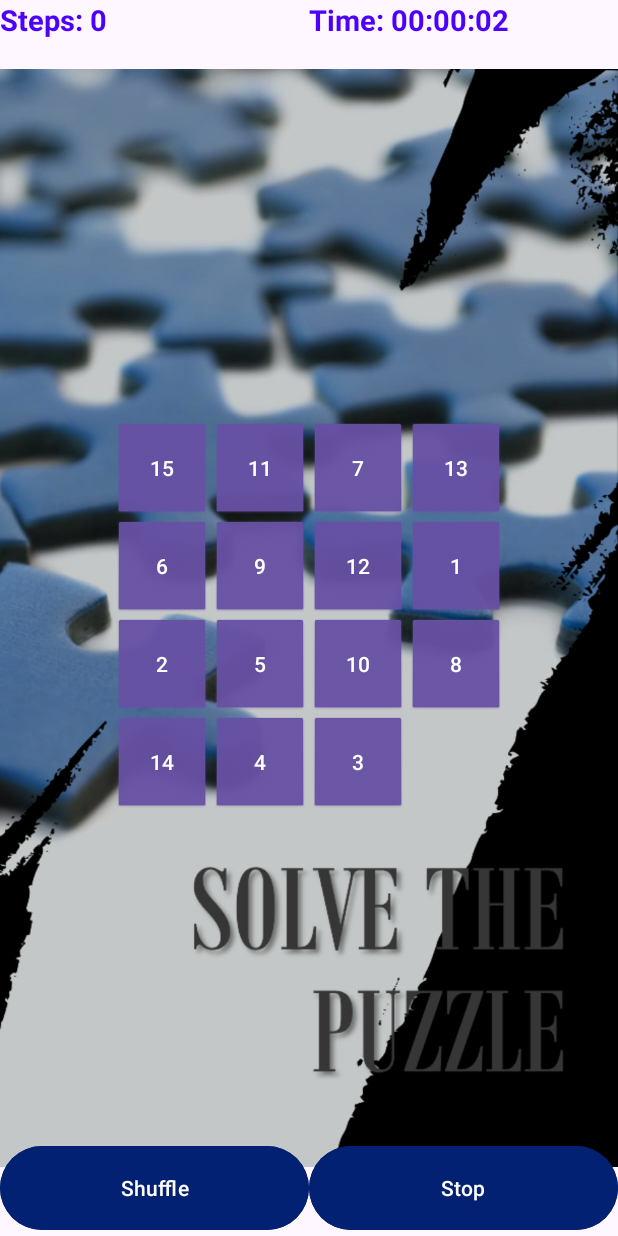
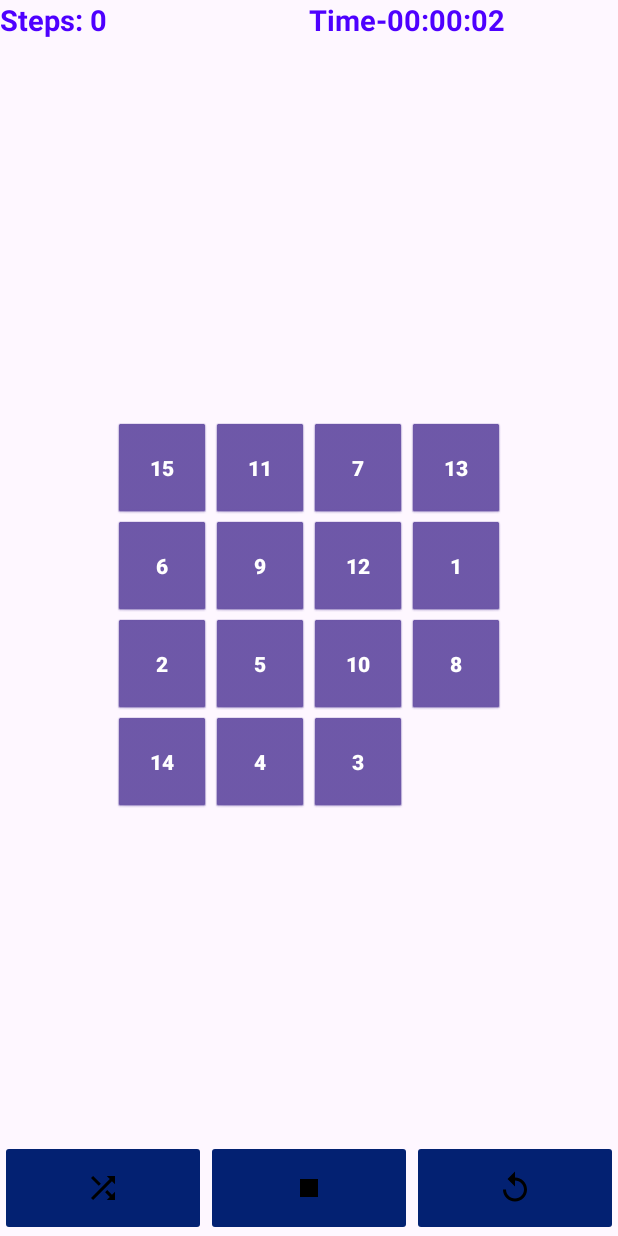
Before and after one commit to ajain8616/Puzzle_Game, an Android app: the screen it shows after launch (GameActivity), after a tap on "Start Game", on a phone screen of 412 x 824 dp. Run offline under Robolectric (Android 15) with nearby library versions, the phone set to English and light mode, and no system bars.

Commit message:
Puzzle Game

```diff
--- a/app/src/main/java/com/example/puzzlegame/GameActivity.java
+++ b/app/src/main/java/com/example/puzzlegame/GameActivity.java
@@ -2,116 +2,146 @@ package com.example.puzzlegame;
 
 import androidx.appcompat.app.AppCompatActivity;
 import androidx.core.content.ContextCompat;
-
+import android.annotation.SuppressLint;
 import android.os.Bundle;
 import android.view.View;
 import android.widget.Button;
+import android.widget.ImageButton;
 import android.widget.RelativeLayout;
 import android.widget.TextView;
 import android.widget.Toast;
-
+import androidx.appcompat.app.AlertDialog;
 import java.util.Random;
 import java.util.Timer;
 import java.util.TimerTask;
 
 public class GameActivity extends AppCompatActivity {
-    private int emptyX=3, emptyY=3;
+    private int emptyX = 3;
+    private int emptyY = 3;
     private RelativeLayout group;
     private Button[][] buttons;
     private int[] tiles;
-    private TextView stepsView,timerView;
-    private int stepCount=0;
+    private TextView stepsView, timerView;
+    private int stepCount = 0;
     private Timer timer;
-    private int timerCount=0;
-    private Button shuffleBtn,stopBtn;
-    private boolean isTimeRunning;
+    private int timerCount = 0;
+    private ImageButton shuffleButton, stopButton, restartButton;
+    private boolean isTimeRunning = false;
+
     @Override
     protected void onCreate(Bundle savedInstanceState) {
         super.onCreate(savedInstanceState);
         setContentView(R.layout.activity_game);
         callFunctions();
     }
-    private void callFunctions()
-    {
+
+    private void callFunctions() {
         loadViews();
         loadNumbers();
         generateNumbers();
         DataToViews();
     }
-    private void findId()
-    {
-        group=findViewById(R.id.group);
-        stepsView=findViewById(R.id.stepsView);
-        timerView=findViewById(R.id.timerView);
-        shuffleBtn=findViewById(R.id.ShuffleBtn);
-        stopBtn=findViewById(R.id.StopBtn);
+
+    @SuppressLint("WrongViewCast")
+    private void findId() {
+        group = findViewById(R.id.group);
+        stepsView = findViewById(R.id.stepsView);
+        timerView = findViewById(R.id.timerView);
+        shuffleButton =findViewById(R.id.ShuffleBtn);
+        stopButton=findViewById(R.id.StopBtn);
+        restartButton=findViewById(R.id.restartBtn);
+
     }
-    private void loadViews()
-    {
+
+    private void loadViews() {
         findId();
         loadTimer();
-        buttons=new Button[4][4];
-        for(int i=0;i<group.getChildCount();i++)
-        {
-            buttons[i/4][i%4]=(Button) group.getChildAt(i);
+        buttons = new Button[4][4];
+        for (int i = 0; i < group.getChildCount(); i++) {
+            buttons[i / 4][i % 4] = (Button) group.getChildAt(i);
         }
-        shuffleBtn.setOnClickListener(new View.OnClickListener() {
+        shuffleButton.setOnClickListener(new View.OnClickListener() {
             @Override
             public void onClick(View v) {
                 generateNumbers();
                 DataToViews();
             }
         });
-        stopBtn.setOnClickListener(new View.OnClickListener() {
+        stopButton.setOnClickListener(new View.OnClickListener() {
             @Override
             public void onClick(View v) {
-                if(isTimeRunning)
-                {
+                if (isTimeRunning) {
                     timer.cancel();
-                    stopBtn.setText("Resume");
-                    isTimeRunning=false;
+                    stopButton.setImageResource(R.drawable.ic_start);
+                    isTimeRunning = false;
                     for (int i = 0; i < group.getChildCount(); i++) {
-                        buttons[i/4][i%4].setClickable(false);
+                        buttons[i / 4][i % 4].setClickable(false);
                     }
-                }else {
+                } else {
                     loadTimer();
-                    stopBtn.setText("Stop");
+                    stopButton.setImageResource(R.drawable.ic_stop);
                     for (int i = 0; i < group.getChildCount(); i++) {
-                        buttons[i/4][i%4].setClickable(true);
+                        buttons[i / 4][i % 4].setClickable(true);
                     }
                 }
+            }
+
+
+        });
+        restartButton.setOnClickListener(new View.OnClickListener() {
+            @Override
+            public void onClick(View v) {
+                AlertDialog.Builder dialogBuilder = new AlertDialog.Builder(GameActivity.this);
+                dialogBuilder.setMessage("Game Restart")
+                        .setPositiveButton("Yes", (dialog, which) -> {
+                            // Reset the game here
+                            stepCount = 0;
+                            stepsView.setText("Steps: " + stepCount);
+                            generateNumbers();
+                            DataToViews();
+                            loadTimer();
+                            isTimeRunning = true;
+                            for (int i = 0; i < group.getChildCount(); i++) {
+                                buttons[i / 4][i % 4].setClickable(true);
+                            }
+                            shuffleButton.setClickable(true);
+                            stopButton.setClickable(true);
+                        })
+                        .setNegativeButton("No", (dialog, which) -> {
+                            // Do nothing
+                        })
+                        .show();
             }
         });
     }
 
-
-
     private void loadTimer() {
-        isTimeRunning=true;
-        timer=new Timer();
+        isTimeRunning = true;
+        timer = new Timer();
         timer.schedule(new TimerTask() {
             @Override
             public void run() {
                 timerCount++;
                 setTime(timerCount);
             }
-        },1000,1000);
+        }, 1000, 1000);
     }
-    private void setTime(int timerCount)
-    {
-        int second=timerCount%60;
-        int hour=timerCount/60;
-        int minute=(timerCount-hour*3600)/60;
-        timerView.setText(String.format("Time: %02d:%02d:%02d",hour,minute,second));
+
+    @SuppressLint("DefaultLocale")
+    private void setTime(int timerCount) {
+        int second = timerCount % 60;
+        int hour = timerCount / 60;
+        int minute = (timerCount - hour * 3600) / 60;
+        timerView.setText(String.format("Time-%02d:%02d:%02d", hour, minute, second));
     }
-    private void loadNumbers()
-    {
-        tiles=new int[16];
-        for(int i=0;i<group.getChildCount()-1;i++)
-        {
-            tiles[i]=i+1;
+
+    private void loadNumbers() {
+        tiles = new int[16];
+        for (int i = 0; i < group.getChildCount() - 1; i++) {
+            tiles[i] = i + 1;
         }
     }
+
     private void generateNumbers() {
         int n = 15;
         Random random = new Random();
@@ -121,77 +151,72 @@ public class GameActivity extends AppCompatActivity {
             tiles[randomNumber] = tiles[n];
             tiles[n] = temp;
         }
-        if (!isSolvable())
+        if (!isSolvable()) {
             generateNumbers();
+        }
     }
-    private boolean isSolvable()
-    {
-        int countInversions=0;
-        for(int i=0;i<15;i++)
-        {
-            for(int j=0;j<i;j++)
-            {
-                if(tiles[j]>tiles[i])
+
+    private boolean isSolvable() {
+        int countInversions = 0;
+        for (int i = 0; i < 15; i++) {
+            for (int j = 0; j < i; j++) {
+                if (tiles[j] > tiles[i]) {
                     countInversions++;
+                }
             }
         }
-        return countInversions%2 ==0;
+        return countInversions % 2 == 0;
     }
- private void DataToViews()
- {
-     emptyX=3;
-     emptyY=3;
-     for(int i=0;i<group.getChildCount()-1;i++)
-     {
-         buttons[i/4][i%4].setText(String.valueOf(tiles[i]));
-         buttons[i/4][i%4].setBackgroundResource(android.R.drawable.btn_default);
-     }
-     buttons[emptyX][emptyY].setText("");
-     buttons[emptyX][emptyY].setBackgroundColor(ContextCompat.getColor(this,R.color.colorFreeButton));
- }
+
+    private void DataToViews() {
+        emptyX = 3;
+        emptyY = 3;
+        for (int i = 0; i < group.getChildCount() - 1; i++) {
+            buttons[i / 4][i % 4].setText(String.valueOf(tiles[i]));
+            buttons[i / 4][i % 4].setBackgroundResource(android.R.drawable.btn_default);
+        }
+        buttons[emptyX][emptyY].setText("");
+        buttons[emptyX][emptyY].setBackgroundColor(ContextCompat.getColor(this, R.color.colorFreeButton));
+    }
+
     public void buttonClick(View view) {
-        Button button=(Button) view;
-        int x=button.getTag().toString().charAt(0)-'0';
-        int y=button.getTag().toString().charAt(1)-'0';
-        if((Math.abs(emptyX-x)==1 && emptyY==y)||(Math.abs(emptyY-y)==1 && emptyX==x))
-        {
+        Button button = (Button) view;
+        int x = Integer.parseInt(button.getTag().toString().substring(0, 1));
+        int y = Integer.parseInt(button.getTag().toString().substring(1, 2));
+        if ((Math.abs(emptyX - x) == 1 && emptyY == y) || (Math.abs(emptyY - y) == 1 && emptyX == x)) {
             buttons[emptyX][emptyY].setText(button.getText().toString());
             buttons[emptyX][emptyY].setBackgroundResource(android.R.drawable.btn_default);
             button.setText("");
-            button.setBackgroundColor(ContextCompat.getColor(this,R.color.colorFreeButton));
-            emptyX=x;
-            emptyY=y;
+            button.setBackgroundColor(ContextCompat.getColor(this, R.color.colorFreeButton));
+            emptyX = x;
+            emptyY = y;
             stepCount++;
-            stepsView.setText("Steps: "+stepCount);
+            stepsView.setText("Steps: " + stepCount);
             CheckWin();
         }
     }
-    private void CheckWin()
-    {
-        boolean isWin=false;
-        if(emptyX==3 && emptyY==3){
-            for(int i=0;i<group.getChildCount()-1;i++)
-            {
-                if(buttons[i/4][i%4].getText().toString().equals(String.valueOf(i+1)))
-                {
-                    isWin=true;
-                }
-                else {
-                    isWin=false;
+
+    private void CheckWin() {
+        boolean isWin = false;
+        if (emptyX == 3 && emptyY == 3) {
+            for (int i = 0; i < group.getChildCount() - 1; i++) {
+                if (buttons[i / 4][i % 4].getText().toString().equals(String.valueOf(i + 1))) {
+                    isWin = true;
+                } else {
+                    isWin = false;
                     break;
                 }
             }
         }
-        if(isWin)
-        {
-            Toast.makeText(this,"Win!!!\nSteps:"+stepCount,Toast.LENGTH_SHORT).show();
-            for(int i=0;i<group.getChildCount();i++)
-            {
-                buttons[i/4][i%4].setClickable(false);
+        if (isWin) {
+            Toast.makeText(this, "Win!!!\nSteps:" + stepCount, Toast.LENGTH_SHORT).show();
+            for (int i = 0; i < group.getChildCount(); i++) {
+                buttons[i / 4][i % 4].setClickable(false);
             }
             timer.cancel();
-            shuffleBtn.setClickable(false);
-            stopBtn.setClickable(false);
+            shuffleButton.setClickable(false);
+            stopButton.setClickable(false);
+            restartButton.setClickable(false);
         }
     }
 }
--- /dev/null
+++ b/app/src/main/res/drawable/ic_replay.xml
@@ -0,0 +1,5 @@
+<vector android:height="24dp" android:tint="#000000"
+    android:viewportHeight="24" android:viewportWidth="24"
+    android:width="24dp" xmlns:android="http://schemas.android.com/apk/res/android">
+    <path android:fillColor="@android:color/white" android:pathData="M12,5V1L7,6l5,5V7c3.31,0 6,2.69 6,6s-2.69,6 -6,6 -6,-2.69 -6,-6H4c0,4.42 3.58,8 8,8s8,-3.58 8,-8 -3.58,-8 -8,-8z"/>
+</vector>
--- /dev/null
+++ b/app/src/main/res/drawable/ic_shuffle.xml
@@ -0,0 +1,5 @@
+<vector android:height="24dp" android:tint="#000000"
+    android:viewportHeight="24" android:viewportWidth="24"
+    android:width="24dp" xmlns:android="http://schemas.android.com/apk/res/android">
+    <path android:fillColor="@android:color/white" android:pathData="M10.59,9.17L5.41,4 4,5.41l5.17,5.17 1.42,-1.41zM14.5,4l2.04,2.04L4,18.59 5.41,20 17.96,7.46 20,9.5L20,4h-5.5zM14.83,13.41l-1.41,1.41 3.13,3.13L14.5,20L20,20v-5.5l-2.04,2.04 -3.13,-3.13z"/>
+</vector>
--- /dev/null
+++ b/app/src/main/res/drawable/ic_start.xml
@@ -0,0 +1,5 @@
+<vector android:height="24dp" android:tint="#000000"
+    android:viewportHeight="24" android:viewportWidth="24"
+    android:width="24dp" xmlns:android="http://schemas.android.com/apk/res/android">
+    <path android:fillColor="@android:color/white" android:pathData="M14.59,7.41L18.17,11H6v2h12.17l-3.59,3.59L16,18l6,-6l-6,-6L14.59,7.41zM2,6v12h2V6H2z"/>
+</vector>
--- /dev/null
+++ b/app/src/main/res/drawable/ic_stop.xml
@@ -0,0 +1,5 @@
+<vector android:height="24dp" android:tint="#000000"
+    android:viewportHeight="24" android:viewportWidth="24"
+    android:width="24dp" xmlns:android="http://schemas.android.com/apk/res/android">
+    <path android:fillColor="@android:color/white" android:pathData="M6,6h12v12H6z"/>
+</vector>
--- a/app/src/main/res/layout/activity_game.xml
+++ b/app/src/main/res/layout/activity_game.xml
@@ -5,11 +5,7 @@
     android:layout_width="match_parent"
     android:layout_height="match_parent"
     tools:context=".GameActivity">
-    <ImageView
-        android:id="@+id/imageView3"
-        android:layout_width="wrap_content"
-        android:layout_height="wrap_content"
-        app:srcCompat="@drawable/bgm" />
+
 <LinearLayout
     android:layout_width="match_parent"
     android:layout_height="?actionBarSize"
@@ -25,16 +21,17 @@
         android:textStyle="bold"
         android:layout_gravity="center"
         android:text="@string/steps_0"/>
+
     <TextView
         android:id="@+id/timerView"
         android:layout_width="0dp"
         android:layout_height="match_parent"
+        android:layout_gravity="center"
         android:layout_weight="1"
+        android:text="@string/time_00_00_00"
+        android:textColor="@color/colorPrimaryDark"
         android:textSize="19sp"
-        android:textColor="@color/colorPrimaryDark"
-        android:textStyle="bold"
-        android:layout_gravity="center"
-        android:text="@string/time_00_00_00"/>
+        android:textStyle="bold" />
 </LinearLayout>
 <RelativeLayout
     android:id="@+id/group"
@@ -53,12 +50,14 @@
         android:layout_alignParentTop="true"
         android:layout_alignParentLeft="true"
         android:tag="00"
+        android:textStyle="bold"
         android:text="@string/Btn1"/>
     <Button
         android:id="@+id/btn2"
         android:layout_width="65dp"
         android:layout_height="65dp"
         android:onClick="buttonClick"
+        android:textStyle="bold"
         android:textColor="@color/colorWhite"
         android:backgroundTint="@color/colorAccentDark"
         android:layout_alignParentTop="true"
@@ -76,6 +75,7 @@
         android:layout_alignParentTop="true"
         android:layout_toEndOf="@+id/btn2"
         android:tag="02"
+        android:textStyle="bold"
          android:text="@string/Btn3"
         android:layout_toRightOf="@+id/btn2" />
     <Button
@@ -84,6 +84,7 @@
         android:layout_height="65dp"
         android:textColor="@color/colorWhite"
         android:onClick="buttonClick"
+        android:textStyle="bold"
         android:backgroundTint="@color/colorAccentDark"
         android:layout_alignParentTop="true"
         android:layout_toEndOf="@+id/btn3"
@@ -98,6 +99,7 @@
         android:layout_height="65dp"
         android:textColor="@color/colorWhite"
         android:onClick="buttonClick"
+        android:textStyle="bold"
         android:backgroundTint="@color/colorAccentDark"
         android:layout_alignParentStart="true"
         android:layout_alignParentLeft="true"
@@ -110,6 +112,7 @@
         android:layout_height="65dp"
         android:textColor="@color/colorWhite"
         android:onClick="buttonClick"
+        android:textStyle="bold"
         android:backgroundTint="@color/colorAccentDark"
       android:layout_below="@+id/btn1"
         android:layout_toEndOf="@+id/btn1"
@@ -122,6 +125,7 @@
         android:layout_height="65dp"
         android:textColor="@color/colorWhite"
         android:onClick="buttonClick"
+        android:textStyle="bold"
         android:backgroundTint="@color/colorAccentDark"
         android:layout_below="@+id/btn1"
         android:layout_toEndOf="@+id/btn2"
@@ -138,6 +142,7 @@
       android:layout_below="@+id/btn1"
         android:layout_toEndOf="@+id/btn3"
         android:tag="13"
+        android:textStyle="bold"
         android:text="@string/Btn8"
         android:layout_toRightOf="@+id/btn3" />
 
@@ -150,6 +155,7 @@
         android:backgroundTint="@color/colorAccentDark"
         android:layout_alignParentStart="true"
         android:layout_alignParentLeft="true"
+        android:textStyle="bold"
         android:layout_below="@+id/btn5"
         android:tag="20"
         android:text="@string/Btn9" />
@@ -164,6 +170,7 @@
         android:layout_toEndOf="@+id/btn5"
         android:tag="21"
         android:text="@string/Btn10"
+        android:textStyle="bold"
         android:layout_toRightOf="@+id/btn1" />
     <Button
         android:id="@+id/btn11"
@@ -173,6 +180,7 @@
         android:onClick="buttonClick"
         android:backgroundTint="@color/colorAccentDark"
         android:layout_below="@+id/btn5"
+        android:textStyle="bold"
         android:layout_toEndOf="@+id/btn2"
         android:tag="22"
         android:text="@string/Btn11"
@@ -181,6 +189,7 @@
         android:id="@+id/btn12"
         android:layout_width="65dp"
         android:layout_height="65dp"
+        android:textStyle="bold"
         android:textColor="@color/colorWhite"
         android:onClick="buttonClick"
         android:backgroundTint="@color/colorAccentDark"
@@ -201,6 +210,7 @@
         android:layout_alignParentLeft="true"
         android:layout_below="@+id/btn9"
         android:tag="30"
+        android:textStyle="bold"
         android:text="@string/Btn13" />
     <Button
         android:id="@+id/btn14"
@@ -213,6 +223,7 @@
         android:layout_toEndOf="@+id/btn5"
         android:tag="31"
         android:text="@string/Btn14"
+        android:textStyle="bold"
         android:layout_toRightOf="@+id/btn1" />
     <Button
         android:id="@+id/btn15"
@@ -220,6 +231,7 @@
         android:textColor="@color/colorWhite"
         android:layout_height="65dp"
         android:onClick="buttonClick"
+        android:textStyle="bold"
         android:backgroundTint="@color/colorAccentDark"
         android:layout_below="@+id/btn9"
         android:layout_toEndOf="@+id/btn2"
@@ -247,22 +259,28 @@
         android:layout_gravity="bottom"
         android:orientation="horizontal" >
 
-        <Button
+        <ImageButton
             android:id="@+id/ShuffleBtn"
             android:layout_width="0dp"
             android:layout_height="match_parent"
             android:layout_weight="1"
-            android:text="@string/shuffle"
-            android:textColor="@color/colorWhite"
+           android:src="@drawable/ic_shuffle"
             android:backgroundTint="@color/colorAccentDark"/>
 
-        <Button
+        <ImageButton
             android:id="@+id/StopBtn"
             android:layout_width="0dp"
             android:layout_height="match_parent"
             android:layout_weight="1"
-            android:text="@string/stop"
-            android:textColor="@color/colorWhite"
+         android:src="@drawable/ic_stop"
+            android:backgroundTint="@color/colorAccentDark"/>
+
+        <ImageButton
+            android:id="@+id/restartBtn"
+            android:layout_width="0dp"
+            android:layout_height="match_parent"
+            android:layout_weight="1"
+            android:src="@drawable/ic_replay"
             android:backgroundTint="@color/colorAccentDark"/>
     </LinearLayout>
 </FrameLayout>
--- a/app/src/main/res/layout/activity_main.xml
+++ b/app/src/main/res/layout/activity_main.xml
@@ -14,12 +14,15 @@
     <Button
         android:id="@+id/Btn_startGame"
         android:layout_width="match_parent"
-        android:layout_height="wrap_content"
-        android:layout_marginHorizontal="25dp"
-        android:layout_marginTop="25dp"
-        android:layout_gravity="bottom"
-        android:background="@color/colorAccentDark"
-        android:text="@string/start_game" />
+        android:layout_height="50dp"
+       android:layout_marginHorizontal="50dp"
+    android:layout_marginTop="50dp"
+    android:layout_gravity="bottom"
+    android:background="@color/colorAccentDark"
+        android:textColor="@color/colorWhite"
+        android:textSize="25sp"
+        android:textStyle="bold"
+    android:text="@string/start_game" />
 
 
 </FrameLayout>
--- a/app/src/main/res/values/strings.xml
+++ b/app/src/main/res/values/strings.xml
@@ -18,7 +18,7 @@
     <string name="Btn15">15</string>
     <string name="Btn16">16</string>
     <string name="steps_0">Steps: 0</string>
-    <string name="time_00_00_00">Time: 00:00:00</string>
+    <string name="time_00_00_00">Time-00:00:00</string>
     <string name="shuffle">Shuffle</string>
     <string name="stop">Stop</string>
     <string name="last_step_count">Last Step Count</string>
```
Also changed, not shown: app/src/main/res/drawable/bgm.png (deleted).
